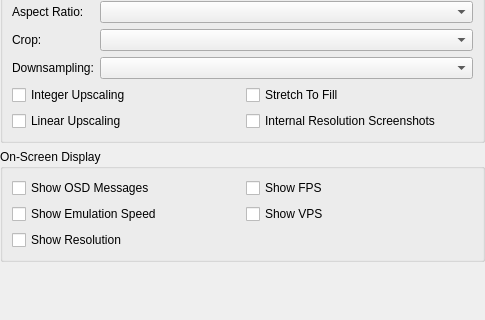
Above: src/duckstation-qt/displaysettingswidget.ui from kofxi3584karlayang/duckstation before the change; both pictures show x 0 to 485 and y 205 to 525 of the 485 by 525 pixel window. Below: the same form after it.
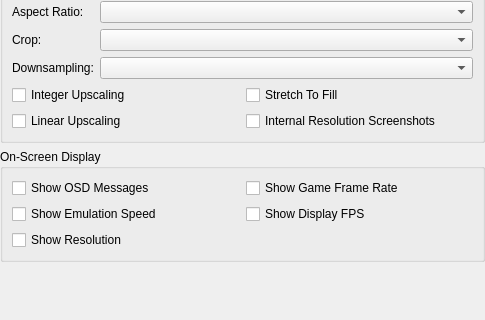
That is the form after the change.

Commit message: Settings: Rename 'FPS' to 'Game Frame Rate'

Patch:
```diff
--- a/src/duckstation-qt/displaysettingswidget.ui
+++ b/src/duckstation-qt/displaysettingswidget.ui
@@ -184,7 +184,7 @@
       <item row="2" column="1">
        <widget class="QCheckBox" name="showFPS">
         <property name="text">
-         <string>Show FPS</string>
+         <string>Show Game Frame Rate</string>
         </property>
        </widget>
       </item>
@@ -198,7 +198,7 @@
       <item row="3" column="1">
        <widget class="QCheckBox" name="showVPS">
         <property name="text">
-         <string>Show VPS</string>
+         <string>Show Display FPS</string>
         </property>
        </widget>
       </item>
```
The commit also changes 9 other files.
